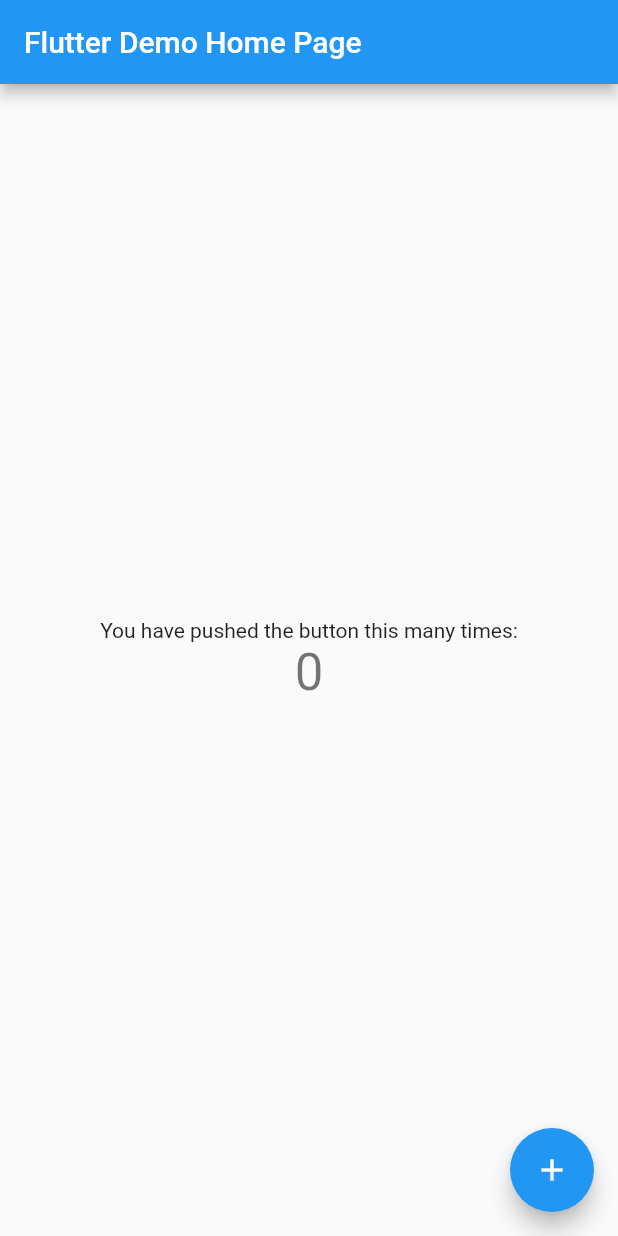
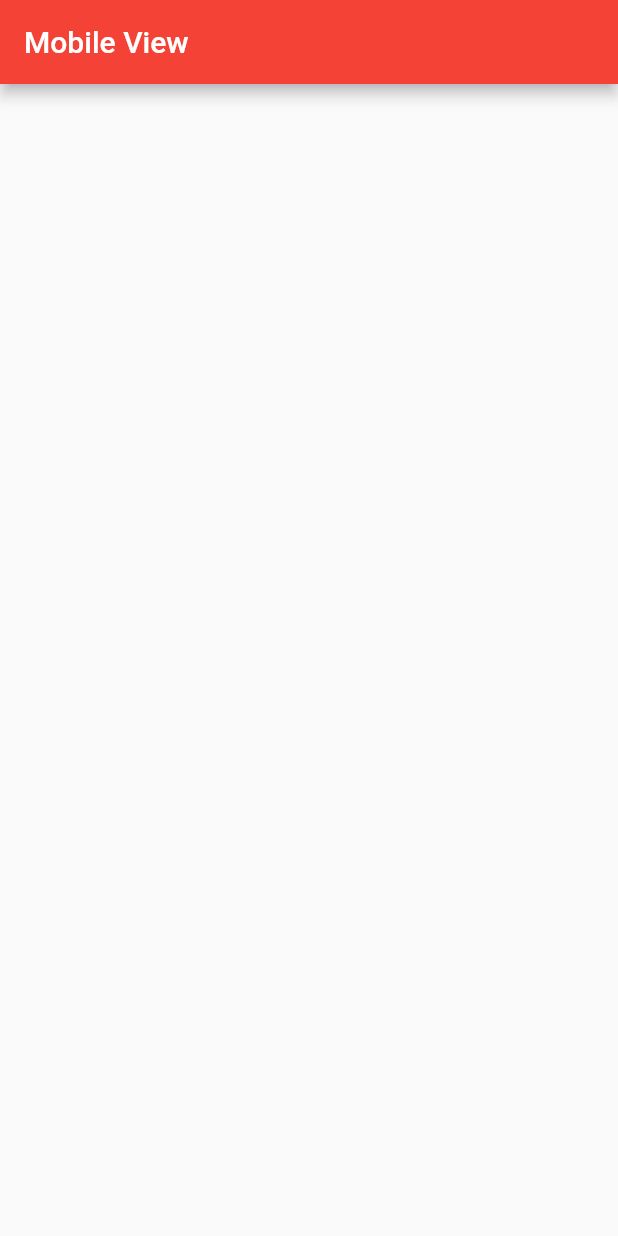
Before and after one commit to XData08/VaultVerse-2.0, a Flutter app: the screen it shows after launch, on a phone screen of 412 x 824 dp. Run offline on Flutter 3.47's test engine with Material 2 defaults, Android fonts, the phone set to English and light mode, and no system bars.

Commit message:
Increment 1 : Responsive Layout

```diff
--- /dev/null
+++ b/vaultverse/lib/Mobile/main.dart
@@ -0,0 +1,32 @@
+import 'package:flutter/material.dart';
+
+
+class MobileView extends StatefulWidget{
+  const MobileView({Key ? key}) : super(key : key);
+
+  @override
+  State<MobileView> createState() => _MobileViewState();
+}
+
+
+class _MobileViewState extends State<MobileView>{
+  @override
+  void initState(){
+    super.initState();
+  }
+
+  @override
+  void dispose(){
+    super.dispose();
+  }
+
+  @override
+  Widget build(BuildContext context){
+    return Scaffold(
+      appBar : AppBar(
+        backgroundColor: Colors.red,
+        title : const Text("Mobile View"),
+      ),
+    );
+  }
+}
--- /dev/null
+++ b/vaultverse/lib/constant.dart
@@ -0,0 +1,2 @@
+const int mobileWidth = 500;
+const int desktopWidth = 720;
--- a/vaultverse/lib/main.dart
+++ b/vaultverse/lib/main.dart
@@ -1,115 +1,43 @@
 import 'package:flutter/material.dart';
+import 'Desktop/main.dart';
+import 'Mobile/main.dart';
+import 'constant.dart';
 
-void main() {
-  runApp(const MyApp());
-}
 
-class MyApp extends StatelessWidget {
-  const MyApp({Key? key}) : super(key: key);
+void main() => runApp( const MyApp() );
 
-  // This widget is the root of your application.
+
+class MyApp extends StatelessWidget{
+  const MyApp({Key ? key}) : super(key : key);
+
   @override
-  Widget build(BuildContext context) {
-    return MaterialApp(
-      title: 'Flutter Demo',
-      theme: ThemeData(
-        // This is the theme of your application.
-        //
-        // Try running your application with "flutter run". You'll see the
-        // application has a blue toolbar. Then, without quitting the app, try
-        // changing the primarySwatch below to Colors.green and then invoke
-        // "hot reload" (press "r" in the console where you ran "flutter run",
-        // or simply save your changes to "hot reload" in a Flutter IDE).
-        // Notice that the counter didn't reset back to zero; the application
-        // is not restarted.
-        primarySwatch: Colors.blue,
+  Widget build(BuildContext context){
+    return const MaterialApp(
+      home : ResponsiveLayout(
+        mobileView : MobileView(),
+        desktopView : DesktopView()
       ),
-      home: const MyHomePage(title: 'Flutter Demo Home Page'),
     );
   }
 }
 
-class MyHomePage extends StatefulWidget {
-  const MyHomePage({Key? key, required this.title}) : super(key: key);
 
-  // This widget is the home page of your application. It is stateful, meaning
-  // that it has a State object (defined below) that contains fields that affect
-  // how it looks.
+class ResponsiveLayout extends StatelessWidget {
+  final Widget mobileView;
+  final Widget desktopView;
 
-  // This class is the configuration for the state. It holds the values (in this
-  // case the title) provided by the parent (in this case the App widget) and
-  // used by the build method of the State. Fields in a Widget subclass are
-  // always marked "final".
-
-  final String title;
-
-  @override
-  State<MyHomePage> createState() => _MyHomePageState();
-}
-
-class _MyHomePageState extends State<MyHomePage> {
-  int _counter = 0;
-
-  void _incrementCounter() {
-    setState(() {
-      // This call to setState tells the Flutter framework that something has
-      // changed in this State, which causes it to rerun the build method below
-      // so that the display can reflect the updated values. If we changed
-      // _counter without calling setState(), then the build method would not be
-      // called again, and so nothing would appear to happen.
-      _counter++;
-    });
-  }
+  const ResponsiveLayout({Key ? key, required this.mobileView, required this.desktopView}) : super(key : key);
 
   @override
   Widget build(BuildContext context) {
-    // This method is rerun every time setState is called, for instance as done
-    // by the _incrementCounter method above.
-    //
-    // The Flutter framework has been optimized to make rerunning build methods
-    // fast, so that you can just rebuild anything that needs updating rather
-    // than having to individually change instances of widgets.
-    return Scaffold(
-      appBar: AppBar(
-        // Here we take the value from the MyHomePage object that was created by
-        // the App.build method, and use it to set our appbar title.
-        title: Text(widget.title),
-      ),
-      body: Center(
-        // Center is a layout widget. It takes a single child and positions it
-        // in the middle of the parent.
-        child: Column(
-          // Column is also a layout widget. It takes a list of children and
-          // arranges them vertically. By default, it sizes itself to fit its
-          // children horizontally, and tries to be as tall as its parent.
-          //
-          // Invoke "debug painting" (press "p" in the console, choose the
-          // "Toggle Debug Paint" action from the Flutter Inspector in Android
-          // Studio, or the "Toggle Debug Paint" command in Visual Studio Code)
-          // to see the wireframe for each widget.
-          //
-          // Column has various properties to control how it sizes itself and
-          // how it positions its children. Here we use mainAxisAlignment to
-          // center the children vertically; the main axis here is the vertical
-          // axis because Columns are vertical (the cross axis would be
-          // horizontal).
-          mainAxisAlignment: MainAxisAlignment.center,
-          children: <Widget>[
-            const Text(
-              'You have pushed the button this many times:',
-            ),
-            Text(
-              '$_counter',
-              style: Theme.of(context).textTheme.headline4,
-            ),
-          ],
-        ),
-      ),
-      floatingActionButton: FloatingActionButton(
-        onPressed: _incrementCounter,
-        tooltip: 'Increment',
-        child: const Icon(Icons.add),
-      ), // This trailing comma makes auto-formatting nicer for build methods.
+    return LayoutBuilder(
+      builder : (context, constraint){
+        if (constraint.maxWidth <= mobileWidth){
+          return mobileView;
+        } else {
+          return desktopView;
+        }
+      },
     );
   }
 }
```
Also changed, not shown: vaultverse/lib/Desktop/main.dart (added, +32 -0 lines), 2 other files.
